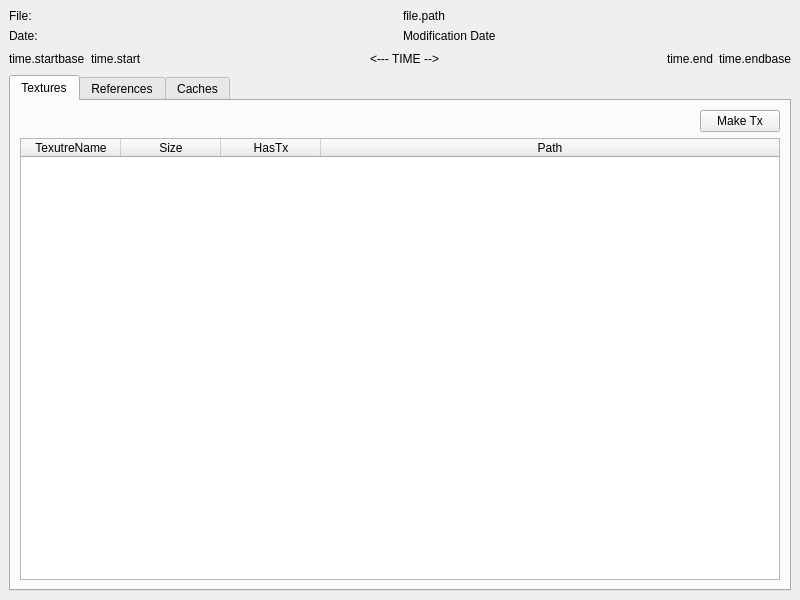
The window that pipe/mayaFile/mayaFileProperties.ui (skarone/PipeL) describes before a commit, drawn with Qt 5.
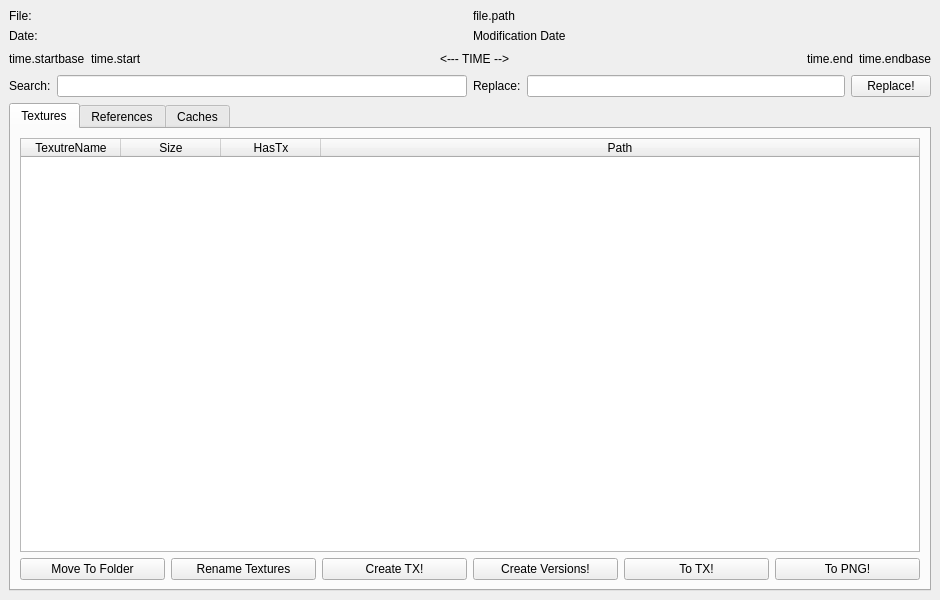
The same window after the commit. The open tabs and pages were chosen to show the change.

Commit message: now file properties, change textures caches and references =) in current maya scene

```diff
--- a/pipe/mayaFile/mayaFileProperties.ui
+++ b/pipe/mayaFile/mayaFileProperties.ui
@@ -6,7 +6,7 @@
    <rect>
     <x>0</x>
     <y>0</y>
-    <width>800</width>
+    <width>940</width>
     <height>600</height>
    </rect>
   </property>
@@ -120,6 +120,48 @@
       </item>
      </layout>
     </item>
+    <item>
+     <layout class="QHBoxLayout" name="horizontalLayout_6">
+      <item>
+       <layout class="QHBoxLayout" name="horizontalLayout_7">
+        <item>
+         <widget class="QLabel" name="label_2">
+          <property name="text">
+           <string>Search:</string>
+          </property>
+         </widget>
+        </item>
+        <item>
+         <widget class="QLineEdit" name="searchPath_le"/>
+        </item>
+       </layout>
+      </item>
+      <item>
+       <layout class="QHBoxLayout" name="horizontalLayout_8">
+        <item>
+         <widget class="QLabel" name="label_4">
+          <property name="text">
+           <string>Replace:</string>
+          </property>
+         </widget>
+        </item>
+        <item>
+         <widget class="QLineEdit" name="replacePath_le"/>
+        </item>
+        <item>
+         <widget class="QPushButton" name="replacePath_btn">
+          <property name="toolTip">
+           <string>&lt;html&gt;&lt;head/&gt;&lt;body&gt;&lt;p&gt;Replace searched string with new string&lt;/p&gt;&lt;/body&gt;&lt;/html&gt;</string>
+          </property>
+          <property name="text">
+           <string>Replace!</string>
+          </property>
+         </widget>
+        </item>
+       </layout>
+      </item>
+     </layout>
+    </item>
     <item>
      <widget class="QTabWidget" name="tabWidget">
       <property name="currentIndex">
@@ -130,30 +172,6 @@
         <string>Textures</string>
        </attribute>
        <layout class="QVBoxLayout" name="verticalLayout_3">
-        <item>
-         <layout class="QHBoxLayout" name="horizontalLayout_4">
-          <item>
-           <spacer name="horizontalSpacer">
-            <property name="orientation">
-             <enum>Qt::Horizontal</enum>
-            </property>
-            <property name="sizeHint" stdset="0">
-             <size>
-              <width>40</width>
-              <height>20</height>
-             </size>
-            </property>
-           </spacer>
-          </item>
-          <item>
-           <widget class="QPushButton" name="makeTx_btn">
-            <property name="text">
-             <string>Make Tx</string>
-            </property>
-           </widget>
-          </item>
-         </layout>
-        </item>
         <item>
          <widget class="QTableWidget" name="textures_tw">
           <attribute name="horizontalHeaderStretchLastSection">
@@ -181,6 +199,70 @@
           </column>
          </widget>
         </item>
+        <item>
+         <layout class="QHBoxLayout" name="horizontalLayout_4">
+          <item>
+           <widget class="QPushButton" name="moveToFolder_btn">
+            <property name="toolTip">
+             <string>&lt;html&gt;&lt;head/&gt;&lt;body&gt;&lt;p&gt;Move all the textures to a folder and change file nodes paths to that folder&lt;/p&gt;&lt;/body&gt;&lt;/html&gt;</string>
+            </property>
+            <property name="text">
+             <string>Move To Folder</string>
+            </property>
+           </widget>
+          </item>
+          <item>
+           <widget class="QPushButton" name="renameTexture_btn">
+            <property name="toolTip">
+             <string>&lt;html&gt;&lt;head/&gt;&lt;body&gt;&lt;p&gt;Rename selected textures&lt;/p&gt;&lt;/body&gt;&lt;/html&gt;</string>
+            </property>
+            <property name="text">
+             <string>Rename Textures</string>
+            </property>
+           </widget>
+          </item>
+          <item>
+           <widget class="QPushButton" name="createTx_btn">
+            <property name="toolTip">
+             <string>&lt;html&gt;&lt;head/&gt;&lt;body&gt;&lt;p&gt;Create a Tx version for selected textures, but keep the path intact&lt;/p&gt;&lt;/body&gt;&lt;/html&gt;</string>
+            </property>
+            <property name="text">
+             <string>Create TX!</string>
+            </property>
+           </widget>
+          </item>
+          <item>
+           <widget class="QPushButton" name="createVersions_btn">
+            <property name="toolTip">
+             <string>&lt;html&gt;&lt;head/&gt;&lt;body&gt;&lt;p&gt;This will create a LOW and a MID version of current texture and a tx version for everyone&lt;/p&gt;&lt;/body&gt;&lt;/html&gt;</string>
+            </property>
+            <property name="text">
+             <string>Create Versions!</string>
+            </property>
+           </widget>
+          </item>
+          <item>
+           <widget class="QPushButton" name="toTx_btn">
+            <property name="toolTip">
+             <string>&lt;html&gt;&lt;head/&gt;&lt;body&gt;&lt;p&gt;Change path to tx version, if there is no tx version automatically create one&lt;/p&gt;&lt;/body&gt;&lt;/html&gt;</string>
+            </property>
+            <property name="text">
+             <string>To TX!</string>
+            </property>
+           </widget>
+          </item>
+          <item>
+           <widget class="QPushButton" name="toPng_btn">
+            <property name="toolTip">
+             <string>&lt;html&gt;&lt;head/&gt;&lt;body&gt;&lt;p&gt;Change path to png version&lt;/p&gt;&lt;/body&gt;&lt;/html&gt;</string>
+            </property>
+            <property name="text">
+             <string>To PNG!</string>
+            </property>
+           </widget>
+          </item>
+         </layout>
+        </item>
        </layout>
       </widget>
       <widget class="QWidget" name="tab_2">
```
Left out of the diff: 25 changed lines with no effect on the pictures. The commit also changes 6 other files.
